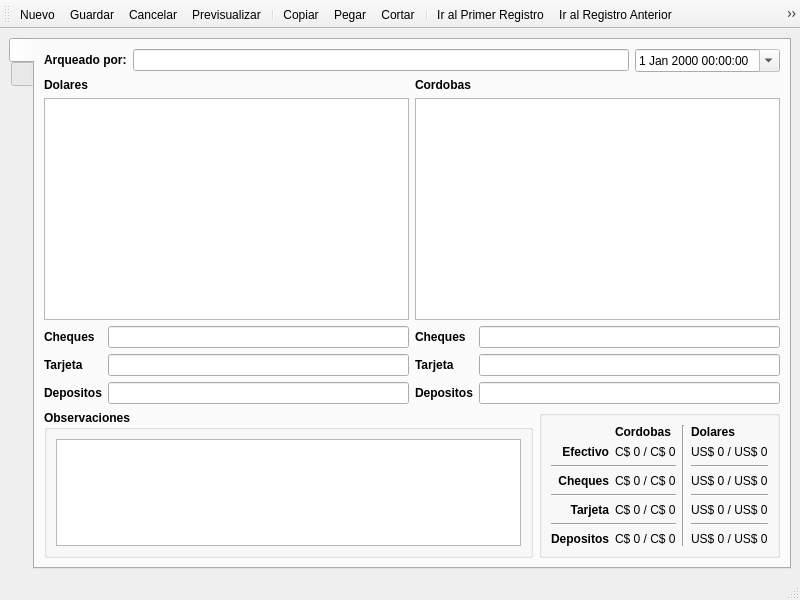
Qt form src/ui/arqueo.ui (armonge/EsquipulasPy) before a commit.
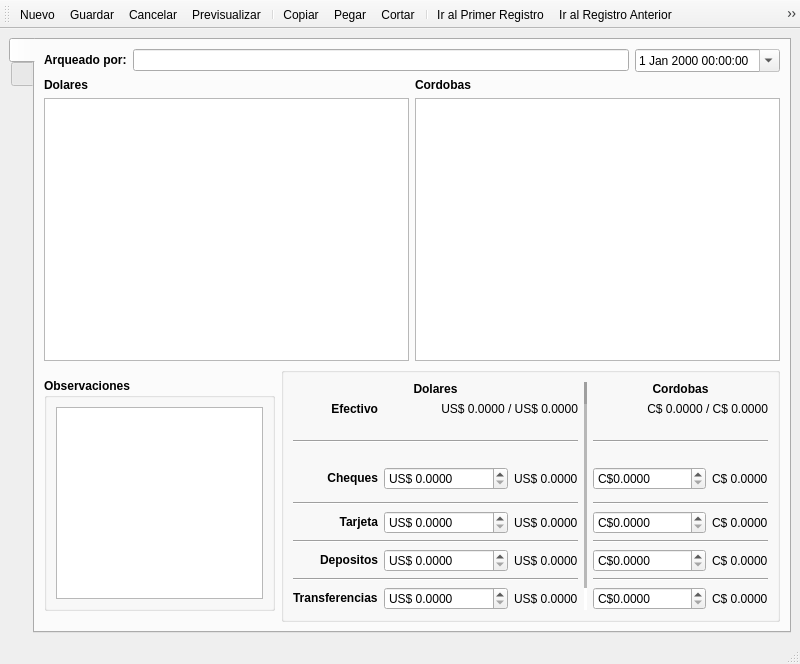
The same form after that commit. Icons and pictures are not drawn.

Commit message: -Se cambio el procedimiento almacenado spTotalesSesion para ajustarse al nuevo esquema -Se creo una funcion en movimientos para los movimientos del arqueo

Patch:
```diff
--- a/src/ui/arqueo.ui
+++ b/src/ui/arqueo.ui
@@ -7,7 +7,7 @@
     <x>0</x>
     <y>0</y>
     <width>800</width>
-    <height>600</height>
+    <height>664</height>
    </rect>
   </property>
   <property name="windowTitle">
@@ -31,8 +31,8 @@
        <attribute name="title">
         <string notr="true"/>
        </attribute>
-       <layout class="QGridLayout" name="gridLayout">
-        <item row="0" column="0" colspan="2">
+       <layout class="QVBoxLayout" name="verticalLayout_3">
+        <item>
          <layout class="QHBoxLayout" name="horizontalLayout_2">
           <item>
            <widget class="QLabel" name="label_2">
@@ -75,170 +75,74 @@
           </item>
          </layout>
         </item>
-        <item row="1" column="0">
-         <widget class="QLabel" name="label_3">
-          <property name="text">
-           <string>&lt;!DOCTYPE HTML PUBLIC &quot;-//W3C//DTD HTML 4.0//EN&quot; &quot;http://www.w3.org/TR/REC-html40/strict.dtd&quot;&gt;
+        <item>
+         <layout class="QGridLayout" name="gridLayout">
+          <item row="0" column="0">
+           <widget class="QLabel" name="label_3">
+            <property name="text">
+             <string>&lt;!DOCTYPE HTML PUBLIC &quot;-//W3C//DTD HTML 4.0//EN&quot; &quot;http://www.w3.org/TR/REC-html40/strict.dtd&quot;&gt;
 &lt;html&gt;&lt;head&gt;&lt;meta name=&quot;qrichtext&quot; content=&quot;1&quot; /&gt;&lt;style type=&quot;text/css&quot;&gt;
 p, li { white-space: pre-wrap; }
 &lt;/style&gt;&lt;/head&gt;&lt;body style=&quot; font-family:'Sans Serif'; font-size:9pt; font-weight:400; font-style:normal;&quot;&gt;
 &lt;p style=&quot; margin-top:0px; margin-bottom:0px; margin-left:0px; margin-right:0px; -qt-block-indent:0; text-indent:0px;&quot;&gt;&lt;span style=&quot; font-weight:600;&quot;&gt;Dolares&lt;/span&gt;&lt;/p&gt;&lt;/body&gt;&lt;/html&gt;</string>
-          </property>
-         </widget>
-        </item>
-        <item row="1" column="1">
-         <widget class="QLabel" name="label_6">
-          <property name="text">
-           <string>&lt;!DOCTYPE HTML PUBLIC &quot;-//W3C//DTD HTML 4.0//EN&quot; &quot;http://www.w3.org/TR/REC-html40/strict.dtd&quot;&gt;
+            </property>
+           </widget>
+          </item>
+          <item row="0" column="1">
+           <widget class="QLabel" name="label_6">
+            <property name="text">
+             <string>&lt;!DOCTYPE HTML PUBLIC &quot;-//W3C//DTD HTML 4.0//EN&quot; &quot;http://www.w3.org/TR/REC-html40/strict.dtd&quot;&gt;
 &lt;html&gt;&lt;head&gt;&lt;meta name=&quot;qrichtext&quot; content=&quot;1&quot; /&gt;&lt;style type=&quot;text/css&quot;&gt;
 p, li { white-space: pre-wrap; }
 &lt;/style&gt;&lt;/head&gt;&lt;body style=&quot; font-family:'Sans Serif'; font-size:9pt; font-weight:400; font-style:normal;&quot;&gt;
 &lt;p style=&quot; margin-top:0px; margin-bottom:0px; margin-left:0px; margin-right:0px; -qt-block-indent:0; text-indent:0px;&quot;&gt;&lt;span style=&quot; font-weight:600;&quot;&gt;Cordobas&lt;/span&gt;&lt;/p&gt;&lt;/body&gt;&lt;/html&gt;</string>
-          </property>
-         </widget>
-        </item>
-        <item row="2" column="0">
-         <widget class="QTableView" name="tabledetailsD">
-          <property name="sizePolicy">
-           <sizepolicy hsizetype="Expanding" vsizetype="Minimum">
-            <horstretch>0</horstretch>
-            <verstretch>2</verstretch>
-           </sizepolicy>
-          </property>
-          <property name="contextMenuPolicy">
-           <enum>Qt::ActionsContextMenu</enum>
-          </property>
-          <property name="editTriggers">
-           <set>QAbstractItemView::NoEditTriggers</set>
-          </property>
-          <property name="alternatingRowColors">
-           <bool>true</bool>
-          </property>
-          <attribute name="verticalHeaderVisible">
-           <bool>false</bool>
-          </attribute>
-          <attribute name="verticalHeaderVisible">
-           <bool>false</bool>
-          </attribute>
-         </widget>
-        </item>
-        <item row="2" column="1">
-         <widget class="QTableView" name="tabledetailsC">
-          <property name="sizePolicy">
-           <sizepolicy hsizetype="Expanding" vsizetype="Minimum">
-            <horstretch>0</horstretch>
-            <verstretch>2</verstretch>
-           </sizepolicy>
-          </property>
-         </widget>
-        </item>
-        <item row="3" column="0">
-         <layout class="QFormLayout" name="formLayout">
-          <item row="0" column="0">
-           <widget class="QLabel" name="label_13">
-            <property name="text">
-             <string>&lt;b&gt;Cheques&lt;/b&gt;</string>
             </property>
            </widget>
           </item>
-          <item row="0" column="1">
-           <widget class="QLineEdit" name="txtCkD">
-            <property name="readOnly">
-             <bool>true</bool>
-            </property>
-           </widget>
-          </item>
           <item row="1" column="0">
-           <widget class="QLabel" name="label_14">
-            <property name="text">
-             <string>&lt;b&gt;Tarjeta&lt;/b&gt;</string>
+           <widget class="QTableView" name="tabledetailsD">
+            <property name="sizePolicy">
+             <sizepolicy hsizetype="Minimum" vsizetype="Minimum">
+              <horstretch>0</horstretch>
+              <verstretch>2</verstretch>
+             </sizepolicy>
             </property>
-           </widget>
-          </item>
-          <item row="1" column="1">
-           <widget class="QLineEdit" name="txtCardD">
-            <property name="readOnly">
-             <bool>true</bool>
+            <property name="contextMenuPolicy">
+             <enum>Qt::ActionsContextMenu</enum>
             </property>
-           </widget>
-          </item>
-          <item row="2" column="0">
-           <widget class="QLabel" name="label_15">
-            <property name="text">
-             <string>&lt;!DOCTYPE HTML PUBLIC &quot;-//W3C//DTD HTML 4.0//EN&quot; &quot;http://www.w3.org/TR/REC-html40/strict.dtd&quot;&gt;
-&lt;html&gt;&lt;head&gt;&lt;meta name=&quot;qrichtext&quot; content=&quot;1&quot; /&gt;&lt;style type=&quot;text/css&quot;&gt;
-p, li { white-space: pre-wrap; }
-&lt;/style&gt;&lt;/head&gt;&lt;body style=&quot; font-family:'Sans Serif'; font-size:9pt; font-weight:400; font-style:normal;&quot;&gt;
-&lt;p style=&quot; margin-top:0px; margin-bottom:0px; margin-left:0px; margin-right:0px; -qt-block-indent:0; text-indent:0px;&quot;&gt;&lt;span style=&quot; font-weight:600;&quot;&gt;Depositos&lt;/span&gt;&lt;/p&gt;&lt;/body&gt;&lt;/html&gt;</string>
+            <property name="editTriggers">
+             <set>QAbstractItemView::NoEditTriggers</set>
             </property>
-           </widget>
-          </item>
-          <item row="2" column="1">
-           <widget class="QLineEdit" name="txtDepositD">
-            <property name="readOnly">
+            <property name="alternatingRowColors">
              <bool>true</bool>
             </property>
+            <attribute name="verticalHeaderVisible">
+             <bool>false</bool>
+            </attribute>
+            <attribute name="verticalHeaderVisible">
+             <bool>false</bool>
+            </attribute>
            </widget>
           </item>
-         </layout>
-        </item>
-        <item row="3" column="1">
-         <layout class="QFormLayout" name="formLayout_2">
-          <item row="0" column="0">
-           <widget class="QLabel" name="label_16">
-            <property name="text">
-             <string>&lt;b&gt;Cheques&lt;/b&gt;</string>
-            </property>
-           </widget>
-          </item>
-          <item row="0" column="1">
-           <widget class="QLineEdit" name="txtCkC">
-            <property name="readOnly">
-             <bool>true</bool>
-            </property>
-           </widget>
-          </item>
-          <item row="1" column="0">
-           <widget class="QLabel" name="label_17">
-            <property name="text">
-             <string>&lt;b&gt;Tarjeta&lt;/b&gt;</string>
-            </property>
-           </widget>
-          </item>
           <item row="1" column="1">
-           <widget class="QLineEdit" name="txtCardC">
-            <property name="readOnly">
-             <bool>true</bool>
+           <widget class="QTableView" name="tabledetailsC">
+            <property name="sizePolicy">
+             <sizepolicy hsizetype="Minimum" vsizetype="Minimum">
+              <horstretch>0</horstretch>
+              <verstretch>2</verstretch>
+             </sizepolicy>
             </property>
            </widget>
           </item>
-          <item row="2" column="0">
-           <widget class="QLabel" name="label_18">
-            <property name="text">
-             <string>&lt;!DOCTYPE HTML PUBLIC &quot;-//W3C//DTD HTML 4.0//EN&quot; &quot;http://www.w3.org/TR/REC-html40/strict.dtd&quot;&gt;
-&lt;html&gt;&lt;head&gt;&lt;meta name=&quot;qrichtext&quot; content=&quot;1&quot; /&gt;&lt;style type=&quot;text/css&quot;&gt;
-p, li { white-space: pre-wrap; }
-&lt;/style&gt;&lt;/head&gt;&lt;body style=&quot; font-family:'Sans Serif'; font-size:9pt; font-weight:400; font-style:normal;&quot;&gt;
-&lt;p style=&quot; margin-top:0px; margin-bottom:0px; margin-left:0px; margin-right:0px; -qt-block-indent:0; text-indent:0px;&quot;&gt;&lt;span style=&quot; font-weight:600;&quot;&gt;Depositos&lt;/span&gt;&lt;/p&gt;&lt;/body&gt;&lt;/html&gt;</string>
-            </property>
-           </widget>
-          </item>
-          <item row="2" column="1">
-           <widget class="QLineEdit" name="txtDepositC">
-            <property name="readOnly">
-             <bool>true</bool>
-            </property>
-           </widget>
-          </item>
          </layout>
         </item>
-        <item row="4" column="0" colspan="2">
+        <item>
          <layout class="QHBoxLayout" name="horizontalLayout_3">
           <item>
            <widget class="QGroupBox" name="groupBox_2">
             <property name="sizePolicy">
              <sizepolicy hsizetype="Preferred" vsizetype="Maximum">
-              <horstretch>0</horstretch>
+              <horstretch>1</horstretch>
               <verstretch>0</verstretch>
              </sizepolicy>
             </property>
@@ -288,40 +192,7 @@
              <string/>
             </property>
             <layout class="QGridLayout" name="gridLayout_2">
-             <item row="0" column="1">
-              <widget class="QLabel" name="label_4">
-               <property name="sizePolicy">
-                <sizepolicy hsizetype="Preferred" vsizetype="Fixed">
-                 <horstretch>0</horstretch>
-                 <verstretch>0</verstretch>
-                </sizepolicy>
-               </property>
-               <property name="text">
-                <string>&lt;b&gt;Cordobas&lt;/b&gt;</string>
-               </property>
-              </widget>
-             </item>
-             <item row="0" column="2" rowspan="8">
-              <widget class="Line" name="line">
-               <property name="orientation">
-                <enum>Qt::Vertical</enum>
-               </property>
-              </widget>
-             </item>
-             <item row="0" column="3">
-              <widget class="QLabel" name="label_5">
-               <property name="sizePolicy">
-                <sizepolicy hsizetype="Preferred" vsizetype="Fixed">
-                 <horstretch>0</horstretch>
-                 <verstretch>0</verstretch>
-                </sizepolicy>
-               </property>
-               <property name="text">
-                <string>&lt;b&gt;Dolares&lt;/b&gt;</string>
-               </property>
-              </widget>
-             </item>
-             <item row="3" column="0">
+             <item row="9" column="0">
               <widget class="QLabel" name="label_7">
                <property name="text">
                 <string>&lt;b&gt;Cheques&lt;/b&gt;</string>
@@ -331,35 +202,7 @@
                </property>
               </widget>
              </item>
-             <item row="3" column="1">
-              <widget class="QLabel" name="lblCkC">
-               <property name="text">
-                <string>C$ 0 / C$ 0</string>
-               </property>
-              </widget>
-             </item>
-             <item row="3" column="3">
-              <widget class="QLabel" name="lblCkD">
-               <property name="text">
-                <string>US$ 0 / US$ 0</string>
-               </property>
-              </widget>
-             </item>
-             <item row="4" column="0" colspan="2">
-              <widget class="Line" name="line_2">
-               <property name="orientation">
-                <enum>Qt::Horizontal</enum>
-               </property>
-              </widget>
-             </item>
-             <item row="4" column="3">
-              <widget class="Line" name="line_3">
-               <property name="orientation">
-                <enum>Qt::Horizontal</enum>
-               </property>
-              </widget>
-             </item>
-             <item row="5" column="0">
+             <item row="12" column="0">
               <widget class="QLabel" name="label_12">
                <property name="text">
                 <string>&lt;b&gt;Tarjeta&lt;/b&gt;</string>
@@ -369,35 +212,7 @@
                </property>
               </widget>
              </item>
-             <item row="5" column="1">
-              <widget class="QLabel" name="lblCardC">
-               <property name="text">
-                <string>C$ 0 / C$ 0</string>
-               </property>
-              </widget>
-             </item>
-             <item row="5" column="3">
-              <widget class="QLabel" name="lblCardD">
-               <property name="text">
-                <string>US$ 0 / US$ 0</string>
-               </property>
-              </widget>
-             </item>
-             <item row="6" column="0" colspan="2">
-              <widget class="Line" name="line_6">
-               <property name="orientation">
-                <enum>Qt::Horizontal</enum>
-               </property>
-              </widget>
-             </item>
-             <item row="6" column="3">
-              <widget class="Line" name="line_7">
-               <property name="orientation">
-                <enum>Qt::Horizontal</enum>
-               </property>
-              </widget>
-             </item>
-             <item row="7" column="0">
+             <item row="14" column="0">
               <widget class="QLabel" name="label_9">
                <property name="text">
                 <string>&lt;b&gt;Depositos&lt;/b&gt;</string>
@@ -407,27 +222,6 @@
                </property>
               </widget>
              </item>
-             <item row="7" column="1">
-              <widget class="QLabel" name="lblDepositC">
-               <property name="text">
-                <string>C$ 0 / C$ 0</string>
-               </property>
-              </widget>
-             </item>
-             <item row="7" column="3">
-              <widget class="QLabel" name="lblDepositD">
-               <property name="text">
-                <string>US$ 0 / US$ 0</string>
-               </property>
-              </widget>
-             </item>
-             <item row="2" column="0" colspan="2">
-              <widget class="Line" name="line_5">
-               <property name="orientation">
-                <enum>Qt::Horizontal</enum>
-               </property>
-              </widget>
-             </item>
              <item row="1" column="0">
               <widget class="QLabel" name="label_8">
                <property name="text">
@@ -438,27 +232,354 @@
                </property>
               </widget>
              </item>
-             <item row="1" column="1">
+             <item row="9" column="5">
+              <widget class="QLabel" name="lblCkC">
+               <property name="text">
+                <string>C$ 0.0000</string>
+               </property>
+              </widget>
+             </item>
+             <item row="0" column="4" colspan="2">
+              <widget class="QLabel" name="label_4">
+               <property name="sizePolicy">
+                <sizepolicy hsizetype="Preferred" vsizetype="Fixed">
+                 <horstretch>0</horstretch>
+                 <verstretch>0</verstretch>
+                </sizepolicy>
+               </property>
+               <property name="text">
+                <string>&lt;b&gt;Cordobas&lt;/b&gt;</string>
+               </property>
+               <property name="alignment">
+                <set>Qt::AlignCenter</set>
+               </property>
+              </widget>
+             </item>
+             <item row="12" column="5">
+              <widget class="QLabel" name="lblCardC">
+               <property name="text">
+                <string>C$ 0.0000</string>
+               </property>
+              </widget>
+             </item>
+             <item row="1" column="4" colspan="2">
               <widget class="QLabel" name="lblCashC">
                <property name="text">
-                <string>C$ 0 / C$ 0</string>
+                <string>C$ 0.0000 / C$ 0.0000</string>
                </property>
+               <property name="alignment">
+                <set>Qt::AlignRight|Qt::AlignTrailing|Qt::AlignVCenter</set>
+               </property>
               </widget>
              </item>
-             <item row="1" column="3">
+             <item row="14" column="5">
+              <widget class="QLabel" name="lblDepositC">
+               <property name="text">
+                <string>C$ 0.0000</string>
+               </property>
+              </widget>
+             </item>
+             <item row="0" column="0" colspan="3">
+              <widget class="QLabel" name="label_5">
+               <property name="sizePolicy">
+                <sizepolicy hsizetype="Preferred" vsizetype="Fixed">
+                 <horstretch>0</horstretch>
+                 <verstretch>0</verstretch>
+                </sizepolicy>
+               </property>
+               <property name="text">
+                <string>&lt;b&gt;Dolares&lt;/b&gt;</string>
+               </property>
+               <property name="alignment">
+                <set>Qt::AlignCenter</set>
+               </property>
+              </widget>
+             </item>
+             <item row="1" column="1" colspan="2">
               <widget class="QLabel" name="lblCashD">
                <property name="text">
-                <string>US$ 0 / US$ 0</string>
+                <string>US$ 0.0000 / US$ 0.0000</string>
                </property>
+               <property name="alignment">
+                <set>Qt::AlignRight|Qt::AlignTrailing|Qt::AlignVCenter</set>
+               </property>
               </widget>
              </item>
-             <item row="2" column="3">
+             <item row="9" column="2">
+              <widget class="QLabel" name="lblCkD">
+               <property name="text">
+                <string>US$ 0.0000</string>
+               </property>
+              </widget>
+             </item>
+             <item row="12" column="2">
+              <widget class="QLabel" name="lblCardD">
+               <property name="text">
+                <string>US$ 0.0000</string>
+               </property>
+              </widget>
+             </item>
+             <item row="14" column="2">
+              <widget class="QLabel" name="lblDepositD">
+               <property name="text">
+                <string>US$ 0.0000</string>
+               </property>
+              </widget>
+             </item>
+             <item row="0" column="3" rowspan="17">
+              <widget class="Line" name="line">
+               <property name="lineWidth">
+                <number>22</number>
+               </property>
+               <property name="midLineWidth">
+                <number>22</number>
+               </property>
+               <property name="orientation">
+                <enum>Qt::Vertical</enum>
+               </property>
+              </widget>
+             </item>
+             <item row="5" column="0" colspan="3">
+              <widget class="Line" name="line_2">
+               <property name="orientation">
+                <enum>Qt::Horizontal</enum>
+               </property>
+              </widget>
+             </item>
+             <item row="5" column="4" colspan="2">
+              <widget class="Line" name="line_3">
+               <property name="orientation">
+                <enum>Qt::Horizontal</enum>
+               </property>
+              </widget>
+             </item>
+             <item row="11" column="0" colspan="3">
               <widget class="Line" name="line_4">
                <property name="orientation">
                 <enum>Qt::Horizontal</enum>
                </property>
               </widget>
              </item>
+             <item row="11" column="4" colspan="2">
+              <widget class="Line" name="line_5">
+               <property name="orientation">
+                <enum>Qt::Horizontal</enum>
+               </property>
+              </widget>
+             </item>
+             <item row="13" column="0" colspan="3">
+              <widget class="Line" name="line_6">
+               <property name="orientation">
+                <enum>Qt::Horizontal</enum>
+               </property>
+              </widget>
+             </item>
+             <item row="13" column="4" colspan="2">
+              <widget class="Line" name="line_7">
+               <property name="orientation">
+                <enum>Qt::Horizontal</enum>
+               </property>
+              </widget>
+             </item>
+             <item row="9" column="1">
+              <widget class="QDoubleSpinBox" name="sbCkD">
+               <property name="sizePolicy">
+                <sizepolicy hsizetype="MinimumExpanding" vsizetype="Fixed">
+                 <horstretch>0</horstretch>
+                 <verstretch>0</verstretch>
+                </sizepolicy>
+               </property>
+               <property name="prefix">
+                <string>US$ </string>
+               </property>
+               <property name="decimals">
+                <number>4</number>
+               </property>
+               <property name="maximum">
+                <double>999999999.000000000000000</double>
+               </property>
+              </widget>
+             </item>
+             <item row="12" column="1">
+              <widget class="QDoubleSpinBox" name="sbCardD">
+               <property name="sizePolicy">
+                <sizepolicy hsizetype="MinimumExpanding" vsizetype="Fixed">
+                 <horstretch>0</horstretch>
+                 <verstretch>0</verstretch>
+                </sizepolicy>
+               </property>
+               <property name="prefix">
+                <string>US$ </string>
+               </property>
+               <property name="decimals">
+                <number>4</number>
+               </property>
+               <property name="maximum">
+                <double>999999999.000000000000000</double>
+               </property>
+              </widget>
+             </item>
+             <item row="14" column="1">
+              <widget class="QDoubleSpinBox" name="sbDepositD">
+               <property name="sizePolicy">
+                <sizepolicy hsizetype="MinimumExpanding" vsizetype="Fixed">
+                 <horstretch>0</horstretch>
+                 <verstretch>0</verstretch>
+                </sizepolicy>
+               </property>
+               <property name="prefix">
+                <string>US$ </string>
+               </property>
+               <property name="decimals">
+                <number>4</number>
+               </property>
+               <property name="maximum">
+                <double>999999999.000000000000000</double>
+               </property>
+              </widget>
+             </item>
+             <item row="9" column="4">
+              <widget class="QDoubleSpinBox" name="sbCkC">
+               <property name="sizePolicy">
+                <sizepolicy hsizetype="MinimumExpanding" vsizetype="Fixed">
+                 <horstretch>0</horstretch>
+                 <verstretch>0</verstretch>
+                </sizepolicy>
+               </property>
+               <property name="prefix">
+                <string>C$</string>
+               </property>
+               <property name="suffix">
+                <string/>
+               </property>
+               <property name="decimals">
+                <number>4</number>
+               </property>
+               <property name="maximum">
+                <double>999999999.000000000000000</double>
+               </property>
+              </widget>
+             </item>
+             <item row="12" column="4">
+              <widget class="QDoubleSpinBox" name="sbCardC">
+               <property name="sizePolicy">
+                <sizepolicy hsizetype="MinimumExpanding" vsizetype="Fixed">
+                 <horstretch>0</horstretch>
+                 <verstretch>0</verstretch>
+                </sizepolicy>
+               </property>
+               <property name="prefix">
+                <string>C$</string>
+               </property>
+               <property name="suffix">
+                <string/>
+               </property>
+               <property name="decimals">
+                <number>4</number>
+               </property>
+               <property name="maximum">
+                <double>999999999.000000000000000</double>
+               </property>
+              </widget>
+             </item>
+             <item row="14" column="4">
+              <widget class="QDoubleSpinBox" name="sbDepositC">
+               <property name="sizePolicy">
+                <sizepolicy hsizetype="MinimumExpanding" vsizetype="Fixed">
+                 <horstretch>0</horstretch>
+                 <verstretch>0</verstretch>
+                </sizepolicy>
+               </property>
+               <property name="prefix">
+                <string>C$</string>
+               </property>
+               <property name="suffix">
+                <string/>
+               </property>
+               <property name="decimals">
+                <number>4</number>
+               </property>
+               <property name="maximum">
+                <double>999999999.000000000000000</double>
+               </property>
+              </widget>
+             </item>
+             <item row="16" column="0">
+              <widget class="QLabel" name="label_10">
+               <property name="text">
+                <string>&lt;b&gt;Transferencias&lt;/b&gt;</string>
+               </property>
+              </widget>
+             </item>
+             <item row="15" column="0" colspan="3">
+              <widget class="Line" name="line_8">
+               <property name="orientation">
+                <enum>Qt::Horizontal</enum>
+               </property>
+              </widget>
+             </item>
+             <item row="16" column="1">
+              <widget class="QDoubleSpinBox" name="sbTransferD">
+               <property name="sizePolicy">
+                <sizepolicy hsizetype="MinimumExpanding" vsizetype="Fixed">
+                 <horstretch>0</horstretch>
+                 <verstretch>0</verstretch>
+                </sizepolicy>
+               </property>
+               <property name="prefix">
+                <string>US$ </string>
+               </property>
+               <property name="decimals">
+                <number>4</number>
+               </property>
+               <property name="maximum">
+                <double>999999999.000000000000000</double>
+               </property>
+              </widget>
+             </item>
+             <item row="16" column="4">
+              <widget class="QDoubleSpinBox" name="sbTransferC">
+               <property name="sizePolicy">
+                <sizepolicy hsizetype="MinimumExpanding" vsizetype="Fixed">
+                 <horstretch>0</horstretch>
+                 <verstretch>0</verstretch>
+                </sizepolicy>
+               </property>
+               <property name="prefix">
+                <string>C$</string>
+               </property>
+               <property name="suffix">
+                <string/>
+               </property>
+               <property name="decimals">
+                <number>4</number>
+               </property>
+               <property name="maximum">
+                <double>999999999.000000000000000</double>
+               </property>
+              </widget>
+             </item>
+             <item row="15" column="4" colspan="2">
+              <widget class="Line" name="line_9">
+               <property name="orientation">
+                <enum>Qt::Horizontal</enum>
+               </property>
+              </widget>
+             </item>
+             <item row="16" column="2">
+              <widget class="QLabel" name="lblDepositD_2">
+               <property name="text">
+                <string>US$ 0.0000</string>
+               </property>
+              </widget>
+             </item>
+             <item row="16" column="5">
+              <widget class="QLabel" name="lblDepositD_3">
+               <property name="text">
+                <string>C$ 0.0000</string>
+               </property>
+              </widget>
+             </item>
             </layout>
            </widget>
           </item>
```
The commit also changes 11 other files.
